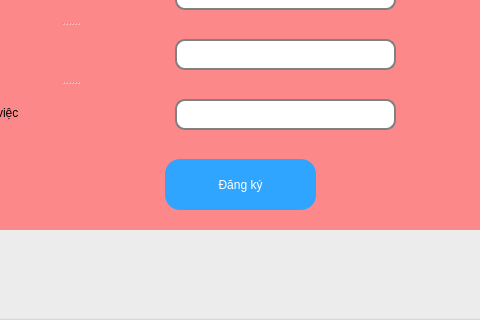
Before: the Qt Designer form QuanLyChiTieu/adduser.ui in derektruong/ExpenseManagement, drawn with Qt 5; both pictures show x 495 to 975 and y 351 to 671 of the 1150 by 671 pixel window.
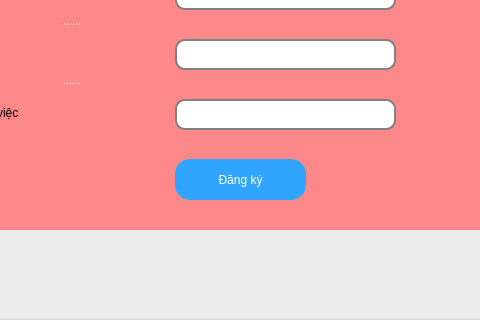
After: the same form once the commit is applied. Icons and pictures are not drawn.

```diff
--- a/QuanLyChiTieu/adduser.ui
+++ b/QuanLyChiTieu/adduser.ui
@@ -195,10 +195,10 @@
    <widget class="QPushButton" name="pushButton_DangKy_AddUser">
     <property name="geometry">
      <rect>
-      <x>220</x>
+      <x>230</x>
       <y>400</y>
-      <width>151</width>
-      <height>51</height>
+      <width>131</width>
+      <height>41</height>
      </rect>
     </property>
     <property name="styleSheet">
```
